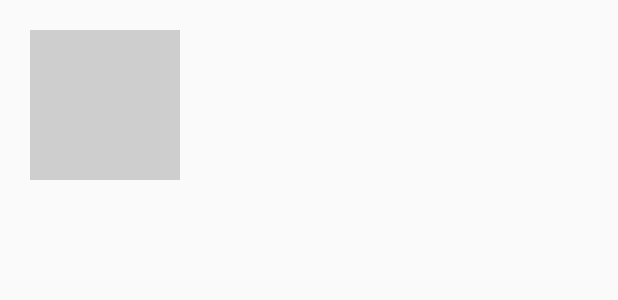
After one commit to FioneraGH/AndroidDemo, an Android app: the layout fragment_bitmap_util.xml on its own in the app's theme, with its tools: preview values and no code run, on a phone screen of 412 x 824 dp. The commit adds this screen. Shown: the top 300 px of the screen. Run offline under Robolectric (Android 15) with nearby library versions, the phone set to English and light mode, and no system bars.

Commit message:
test offline load image

```diff
--- a/app/src/main/java/com/fionera/wechatdemo/MainActivity.java
+++ b/app/src/main/java/com/fionera/wechatdemo/MainActivity.java
@@ -21,6 +21,7 @@ import android.view.WindowManager;
 import android.widget.LinearLayout;
 import android.widget.Toast;
 
+import com.fionera.wechatdemo.fragment.BitmapUtilFragment;
 import com.fionera.wechatdemo.fragment.RadioGroupFragment;
 import com.fionera.wechatdemo.fragment.TabLayoutFragment;
 import com.fionera.wechatdemo.view.ChangableTabView;
@@ -66,8 +67,8 @@ public class MainActivity extends FragmentActivity implements View.OnClickListen
                 RadioGroupFragment radioGroupFragment = new RadioGroupFragment();
                 views.add(radioGroupFragment);
             } else if (2 == count) {
-                RadioGroupFragment radioGroupFragment = new RadioGroupFragment();
-                views.add(radioGroupFragment);
+                BitmapUtilFragment bitmapUtilFragment = new BitmapUtilFragment();
+                views.add(bitmapUtilFragment);
             } else {
                 TabLayoutFragment tabLayoutFragment = new TabLayoutFragment();
                 Bundle bundle = new Bundle();
--- a/app/src/main/res/layout/activity_smart_tab_layout.xml
+++ b/app/src/main/res/layout/activity_smart_tab_layout.xml
@@ -7,7 +7,7 @@
     android:orientation="vertical">
 
     <com.ogaclejapan.smarttablayout.SmartTabLayout
-        android:id="@+id/tl_tab_layout"
+        android:id="@id/tl_tab_layout"
         android:layout_width="match_parent"
         android:layout_height="48dp"
         app:stl_customTabTextLayoutId="@layout/tab_margin8_layout"
--- /dev/null
+++ b/app/src/main/res/layout/fragment_bitmap_util.xml
@@ -0,0 +1,14 @@
+<?xml version="1.0" encoding="utf-8"?>
+<LinearLayout
+    xmlns:android="http://schemas.android.com/apk/res/android"
+    android:layout_width="match_parent"
+    android:layout_height="match_parent"
+    android:orientation="vertical"
+    android:padding="20dp">
+
+    <ImageView
+        android:id="@+id/iv_bitmap_util_preview"
+        android:layout_width="100dp"
+        android:layout_height="100dp"
+        android:background="#cecece"/>
+</LinearLayout>
```
Also changed, not shown: app/src/main/java/com/fionera/wechatdemo/extra/RecycleActivity.java (+28 -10 lines), app/src/main/java/com/fionera/wechatdemo/fragment/BitmapUtilFragment.java (added, +41 -0 lines), app/src/main/res/values/ids.xml (+2 -16 lines).
